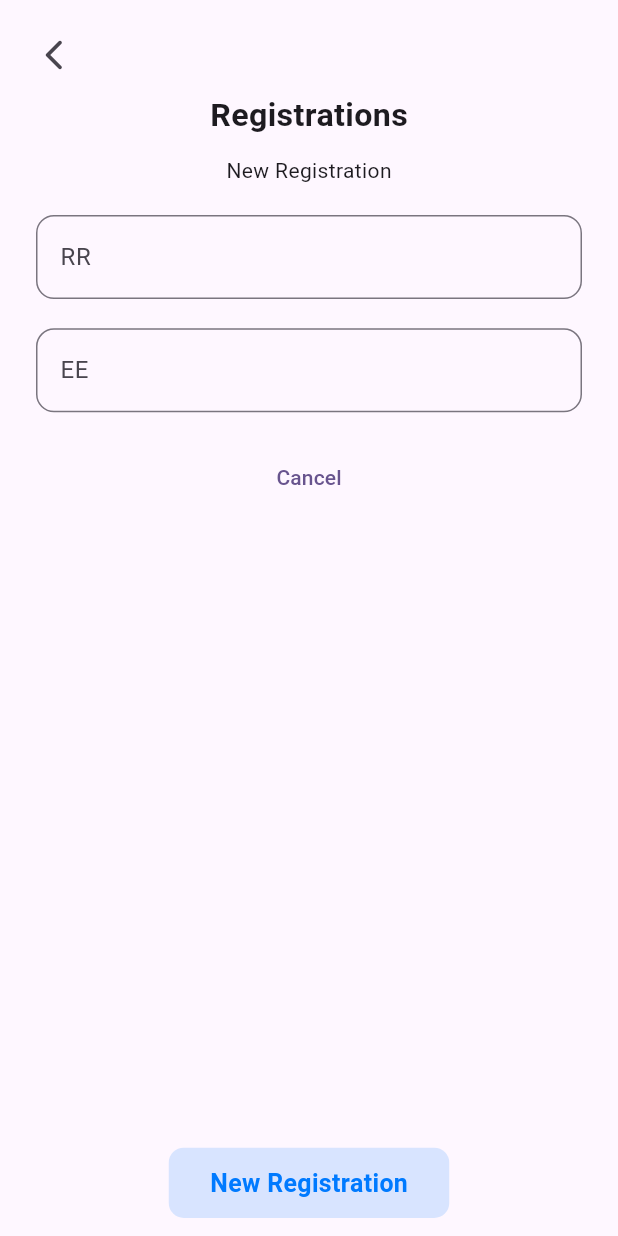
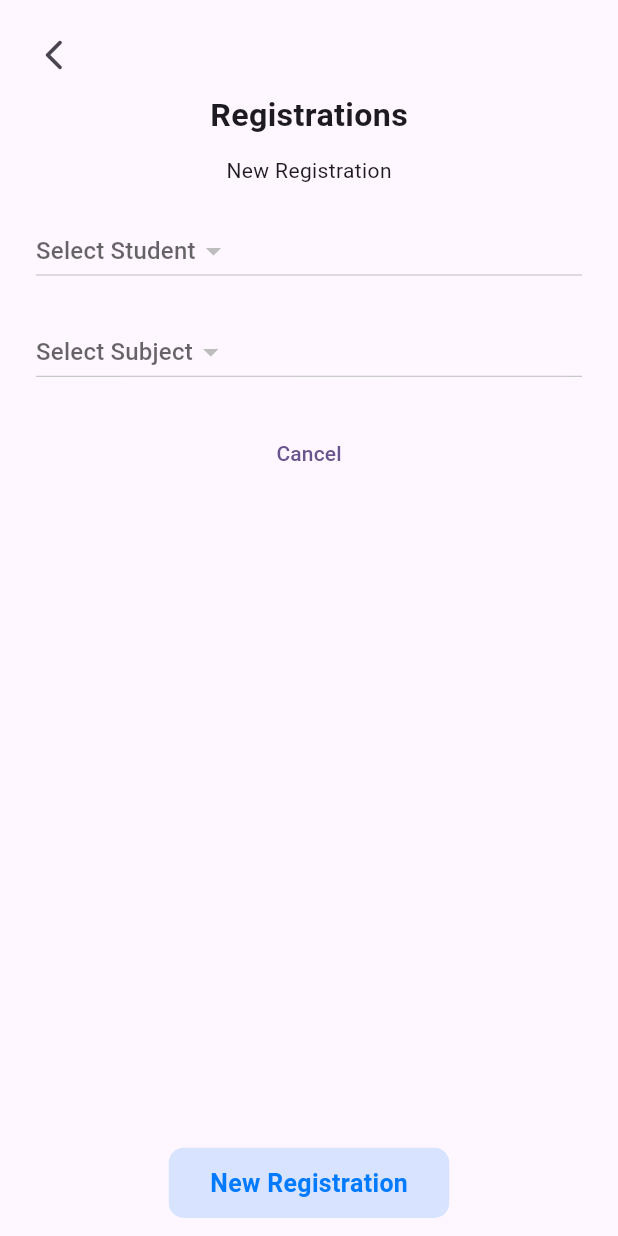
Before and after one commit to Febinjohnson96/class_room_management, a Flutter app: the RegistrationScreen screen opened directly, after a tap on "New Registration", on a phone screen of 412 x 824 dp. Run offline on Flutter 3.47's test engine with Material 3 defaults, Android fonts, the light colour scheme and no system bars; our stand-ins replace bloc, flutter_bloc, flutter_screenutil, flutter_svg, freezed_annotation, get_it and 2 more; network calls fail; Roboto replaces fonts that are missing (SFPro).

Commit message:
added api calls to registration screen

```diff
--- /dev/null
+++ b/lib/domain/model/subject_model/subject_model.dart
@@ -0,0 +1,24 @@
+class SubjectModel {
+  int? id;
+  String? name;
+  String? teacherName;
+  int? credits;
+
+  SubjectModel({this.id, this.name, this.teacherName, this.credits});
+
+  SubjectModel.fromJson(Map<String, dynamic> json) {
+    id = json['id'];
+    name = json['name'];
+    teacherName = json['teacher_name'];
+    credits = json['credits'];
+  }
+
+  Map<String, dynamic> toJson() {
+    return {
+      'id': id,
+      'name': name,
+      'teacher_name': teacherName,
+      'credits': credits,
+    };
+  }
+}
--- /dev/null
+++ b/lib/domain/repository/subject_repo/subject_repo.dart
@@ -0,0 +1,5 @@
+import 'package:class_room_management/domain/model/subject_model/subject_model.dart';
+
+abstract class SubjectRepo {
+  Future<List<SubjectModel>> getSubjectList();
+}
--- a/lib/injector.dart
+++ b/lib/injector.dart
@@ -1,7 +1,9 @@
 import 'package:class_room_management/data/repository/registration_repo/registration_repo_impl.dart';
 import 'package:class_room_management/data/repository/student_repo/student_repo_impl.dart';
+import 'package:class_room_management/data/repository/subject_repo/subject_repo_impl.dart';
 import 'package:class_room_management/domain/repository/registration_repo/registration_repo.dart';
 import 'package:class_room_management/domain/repository/student_repo/student_repo.dart';
+import 'package:class_room_management/domain/repository/subject_repo/subject_repo.dart';
 import 'package:class_room_management/managers/api_helper.dart';
 import 'package:class_room_management/utils/logger/app_logger.dart';
 import 'package:get_it/get_it.dart';
@@ -15,4 +17,6 @@ Future<void> initInjector() async {
       () => RegistrationRepoImpl(injector()));
   injector
       .registerLazySingleton<StudentRepo>(() => StudentRepoImpl(injector()));
+  injector
+      .registerLazySingleton<SubjectRepo>(() => SubjectRepoImpl(injector()));
 }
--- a/lib/presentation/registration/bloc/registration_bloc.dart
+++ b/lib/presentation/registration/bloc/registration_bloc.dart
@@ -1,8 +1,10 @@
 import 'package:bloc/bloc.dart';
 import 'package:class_room_management/domain/model/registration_model/registration_model.dart';
 import 'package:class_room_management/domain/model/student/student_model.dart';
+import 'package:class_room_management/domain/model/subject_model/subject_model.dart';
 import 'package:class_room_management/domain/repository/registration_repo/registration_repo.dart';
 import 'package:class_room_management/domain/repository/student_repo/student_repo.dart';
+import 'package:class_room_management/domain/repository/subject_repo/subject_repo.dart';
 import 'package:class_room_management/utils/logger/app_logger.dart';
 import 'package:freezed_annotation/freezed_annotation.dart';
 
@@ -13,8 +15,12 @@ part 'registration_bloc.freezed.dart';
 class RegistrationBloc extends Bloc<RegistrationEvent, RegistrationState> {
   final RegistrationRepo registrationRepo;
   final StudentRepo studentRepo;
-  RegistrationBloc({required this.registrationRepo, required this.studentRepo})
-      : super(const RegistrationState.initial()) {
+  final SubjectRepo subjectRepo;
+  RegistrationBloc({
+    required this.registrationRepo,
+    required this.studentRepo,
+    required this.subjectRepo,
+  }) : super(const RegistrationState.initial()) {
     on<_OnLoad>(_onLoadEvent);
     on<_OnClickedNewRegistration>(_onClickedNewRegistration);
     on<_OnCancelRegistration>(_onCancelRegistration);
@@ -24,7 +30,11 @@ class RegistrationBloc extends Bloc<RegistrationEvent, RegistrationState> {
     AppLogger.warninglog("Calling warninglog");
     final registrationList = await registrationRepo.getregistrationList();
     final studentList = await studentRepo.getStudentList();
-    emit(RegistrationState.onLoadState(registrationList: registrationList,studentList: studentList));
+    final subjectList = await subjectRepo.getSubjectList();
+    emit(RegistrationState.onLoadState(
+        registrationList: registrationList,
+        studentList: studentList,
+        subjectList: subjectList));
   }
 
   void _onClickedNewRegistration(
--- a/lib/presentation/registration/bloc/registration_state.dart
+++ b/lib/presentation/registration/bloc/registration_state.dart
@@ -3,8 +3,11 @@ part of 'registration_bloc.dart';
 @freezed
 class RegistrationState with _$RegistrationState {
   const factory RegistrationState.initial() = _Initial;
-  const factory RegistrationState.onLoadState(
-      {required List<RegistrationModel> registrationList , required List<StudentModel> studentList}) = _OnLoadState;
+  const factory RegistrationState.onLoadState({
+    required List<RegistrationModel> registrationList,
+    required List<StudentModel> studentList,
+    required List<SubjectModel> subjectList,
+  }) = _OnLoadState;
   const factory RegistrationState.newRegistration(
       {required bool isNewRegistration}) = _NewRegistration;
 }
--- a/lib/presentation/registration/registration_ui.dart
+++ b/lib/presentation/registration/registration_ui.dart
@@ -11,7 +11,9 @@ class RegistrationUi extends StatelessWidget {
   Widget build(BuildContext context) {
     return BlocProvider<RegistrationBloc>(
       create: (context) => RegistrationBloc(
-          registrationRepo: injector(), studentRepo: injector())
+          registrationRepo: injector(),
+          studentRepo: injector(),
+          subjectRepo: injector())
         ..add(const RegistrationEvent.onLoad()),
       child: const RegistrationScreen(),
     );
--- a/lib/presentation/registration/ui/registration_screen.dart
+++ b/lib/presentation/registration/ui/registration_screen.dart
@@ -2,6 +2,7 @@ import 'package:class_room_management/core/config/app_typography.dart';
 import 'package:class_room_management/core/config/route_name.dart';
 import 'package:class_room_management/domain/model/registration_model/registration_model.dart';
 import 'package:class_room_management/domain/model/student/student_model.dart';
+import 'package:class_room_management/domain/model/subject_model/subject_model.dart';
 import 'package:class_room_management/presentation/registration/bloc/registration_bloc.dart';
 import 'package:class_room_management/presentation/registration/views/new_registration_view.dart';
 import 'package:class_room_management/widgets/app_scaffold.dart';
@@ -45,17 +46,21 @@ class _RegistrationScreenState extends State<RegistrationScreen> {
               builder: (context, state) {
             List<RegistrationModel> registrationListLoaded = [];
             List<StudentModel> studentListLoaded = [];
+            List<SubjectModel> subjectListLoaded = [];
             return Expanded(
               child: state.when(
                 initial: () => const Center(child: CircularProgressIndicator()),
-                onLoadState: (registrationList, studentList) {
+                onLoadState: (registrationList, studentList,subjectList) {
                   registrationListLoaded = registrationList;
-                  studentListLoaded = studentList;
+                  studentListLoaded.addAll(studentList);
+                  subjectListLoaded.addAll(subjectList);
                   return _buildRegistrationView(registrationList);
                 },
                 newRegistration: (isNewRegistration) {
                   if (isNewRegistration) {
                     return NewRegistrationView(
+                      studentList: studentListLoaded,
+                      subjectList: subjectListLoaded,
                       subjectController: subjectController,
                       studentNameController: studentNameController,
                       onPressedCancel: () => context.read<RegistrationBloc>()
--- a/lib/presentation/registration/views/new_registration_view.dart
+++ b/lib/presentation/registration/views/new_registration_view.dart
@@ -1,18 +1,31 @@
+import 'package:class_room_management/domain/model/student/student_model.dart';
+import 'package:class_room_management/domain/model/subject_model/subject_model.dart';
 import 'package:class_room_management/widgets/app_scaffold.dart';
 import 'package:flutter/material.dart';
 import 'package:flutter_screenutil/flutter_screenutil.dart';
 
-class NewRegistrationView extends StatelessWidget {
+class NewRegistrationView extends StatefulWidget {
   const NewRegistrationView(
       {super.key,
       required this.studentNameController,
       required this.subjectController,
-      this.onPressedCancel});
+      this.onPressedCancel,
+      required this.studentList,
+      required this.subjectList});
 
   final TextEditingController studentNameController;
   final TextEditingController subjectController;
   final VoidCallback? onPressedCancel;
+  final List<StudentModel> studentList;
+  final List<SubjectModel> subjectList;
 
+  @override
+  State<NewRegistrationView> createState() => _NewRegistrationViewState();
+}
+
+class _NewRegistrationViewState extends State<NewRegistrationView> {
+  StudentModel? _selectedStudent;
+  SubjectModel? _selectedSubject;
   @override
   Widget build(BuildContext context) {
     return AppScaffold(
@@ -23,49 +36,83 @@ class NewRegistrationView extends StatelessWidget {
           SizedBox(
             height: 20.h,
           ),
-          RegistrationTextField(
-            hintText: "RR",
-            controller: studentNameController,
+          SizedBox(
+            width: MediaQuery.of(context).size.width,
+            child: DropdownSelector<StudentModel>(
+              value: _selectedStudent,
+              items: widget.studentList,
+              itemToString: (student) => student.name ?? '',
+              onChanged: (StudentModel? newValue) {
+                setState(() {
+                  _selectedStudent = newValue;
+                });
+              },
+              hintText: 'Select Student',
+            ),
           ),
           SizedBox(
             height: 20.h,
           ),
-          RegistrationTextField(
-            hintText: "EE",
-            controller: subjectController,
+          SizedBox(
+            width: MediaQuery.of(context).size.width,
+            child: DropdownSelector<SubjectModel>(
+              value: _selectedSubject,
+              items: widget.subjectList,
+              itemToString: (subject) => subject.name ?? '',
+              onChanged: (SubjectModel? newValue) {
+                setState(() {
+                  _selectedSubject = newValue;
+                });
+              },
+              hintText: 'Select Subject',
+            ),
           ),
           SizedBox(
             height: 20.h,
           ),
           TextButton(
-              onPressed: () => onPressedCancel?.call(), child: const Text("Cancel")),
+              onPressed: () => widget.onPressedCancel?.call(),
+              child: const Text("Cancel")),
         ],
       ),
     );
   }
 }
 
-class RegistrationTextField extends StatelessWidget {
-  const RegistrationTextField({super.key, required this.controller, required this.hintText});
+class DropdownSelector<T> extends StatefulWidget {
+  const DropdownSelector({
+    super.key,
+    required this.items,
+    required this.onChanged,
+    required this.itemToString,
+    this.hintText,
+    this.value,
+  });
 
-  final TextEditingController controller;
-  final String hintText;
+  final List<T> items;
+  final ValueChanged<T?> onChanged;
+  final String Function(T) itemToString;
+  final String? hintText;
+  final T? value;
 
   @override
+  _DropdownSelectorState<T> createState() => _DropdownSelectorState<T>();
+}
+
+class _DropdownSelectorState<T> extends State<DropdownSelector<T>> {
+  @override
   Widget build(BuildContext context) {
-    return TextField(
-      controller: controller,
-      decoration: InputDecoration(
-        hintText: hintText,
-        border: OutlineInputBorder(
-          borderRadius: BorderRadius.circular(12.0), // Rounded corners
-        ),
-        focusedBorder: OutlineInputBorder(
-          borderRadius: BorderRadius.circular(12.0),
-          borderSide: const BorderSide(
-            color: Colors.blue, // Border color when focused
-          ),
-        ),
+    return Material(
+      child: DropdownButton<T>(
+        value: widget.value,
+        hint: widget.hintText != null ? Text(widget.hintText!) : null,
+        onChanged: widget.onChanged,
+        items: widget.items.map<DropdownMenuItem<T>>((T item) {
+          return DropdownMenuItem<T>(
+            value: item,
+            child: Text(widget.itemToString(item)),
+          );
+        }).toList(),
       ),
     );
   }
```
Also changed, not shown: lib/data/repository/subject_repo/subject_repo_impl.dart (added, +22 -0 lines), lib/presentation/registration/bloc/registration_bloc.freezed.dart.
